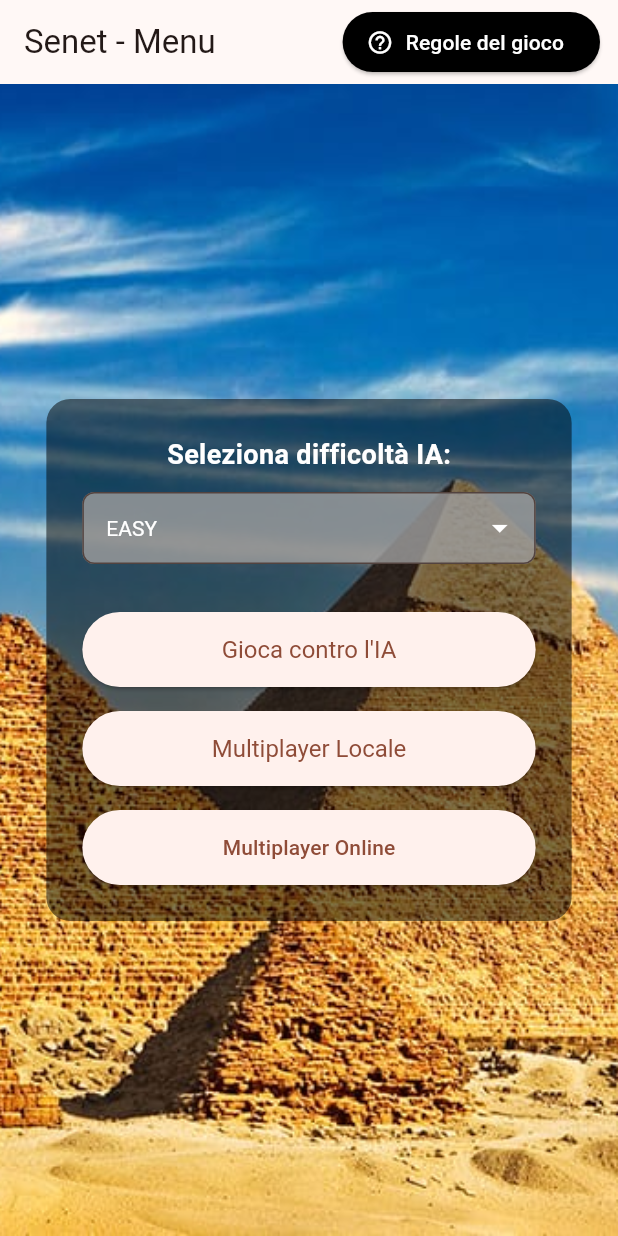
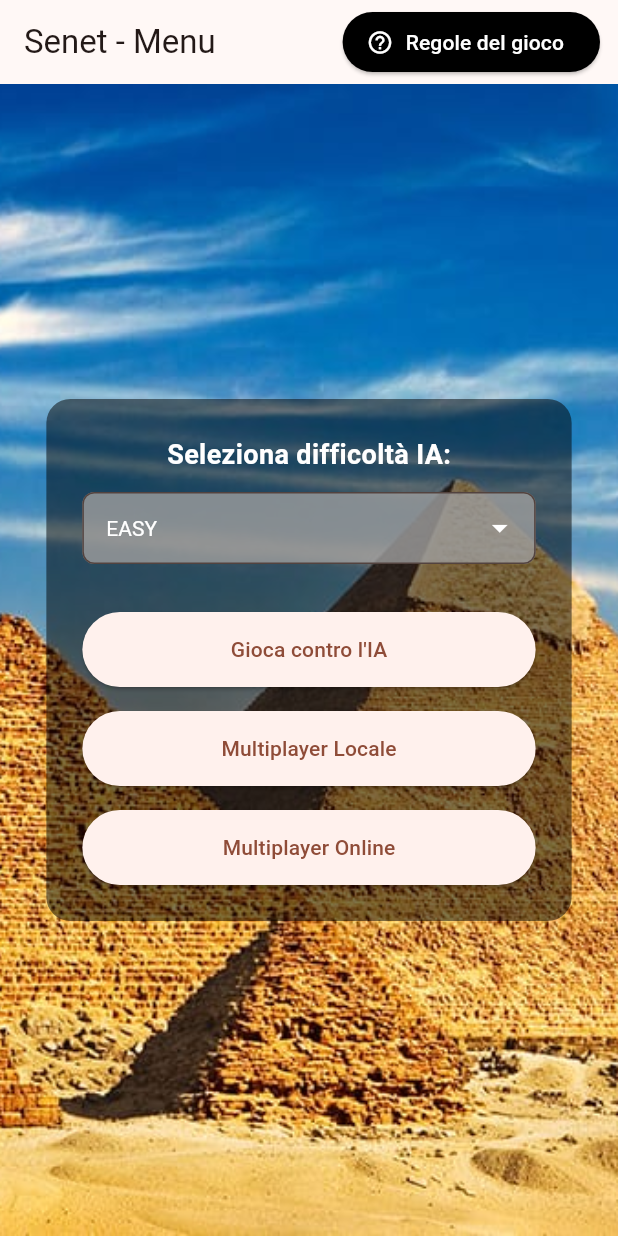
Before and after one commit to BlackWolf00/Senet-Game, a Flutter app: the screen it shows once a user with an empty profile is signed in, on a phone screen of 412 x 824 dp. Run offline on Flutter 3.47's test engine with Material 3 defaults, Android fonts, the phone set to English and light mode, and no system bars; our stand-ins replace audioplayers, cloud_firestore, firebase_auth, firebase_core, share_plus, shared_preferences and 1 more; accounts and stored records are empty.

Commit message:
Improve layout

```diff
--- a/lib/screens/main_menu.dart
+++ b/lib/screens/main_menu.dart
@@ -147,7 +147,6 @@ class _MainMenuState extends State<MainMenu> {
       },
       style: ElevatedButton.styleFrom(
         minimumSize: const Size.fromHeight(50),
-        textStyle: const TextStyle(fontSize: 16),
       ),
       child: Text(label),
     );
```
